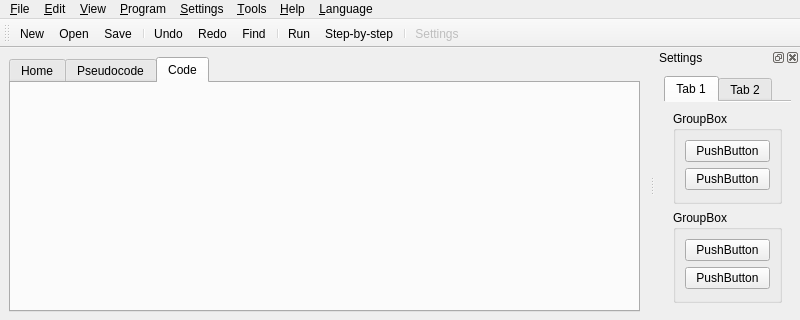
First picture: the form in src/forms/ui_mainwindow.ui, repository TuringApp/Turing, before the edit; both pictures show x 0 to 800 and y 0 to 320 of the 800 by 600 pixel window.
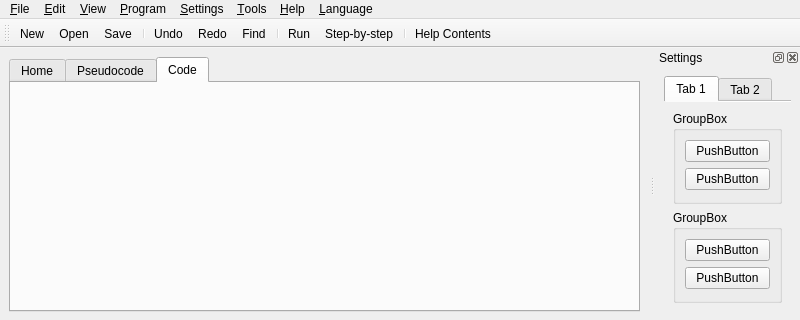
Second picture: the form after the edit. Icons and pictures are not drawn.

Commit message: fix ui help and main

Patch:
```diff
--- a/src/forms/ui_mainwindow.ui
+++ b/src/forms/ui_mainwindow.ui
@@ -212,7 +212,7 @@
     <enum>TopToolBarArea</enum>
    </attribute>
    <attribute name="toolBarBreak">
-    <bool>false</bool>
+    <bool>true</bool>
    </attribute>
    <addaction name="actionNew"/>
    <addaction name="actionOpen"/>
@@ -225,7 +225,7 @@
    <addaction name="actionRun"/>
    <addaction name="actionStep"/>
    <addaction name="separator"/>
-   <addaction name="actionSettings"/>
+   <addaction name="actionHelpContents"/>
   </widget>
   <widget class="QDockWidget" name="dock_settings">
    <property name="accessibleName">
@@ -634,7 +634,7 @@
     <bool>false</bool>
    </property>
    <property name="enabled">
-    <bool>false</bool>
+    <bool>true</bool>
    </property>
    <property name="icon">
     <iconset resource="../turing.qrc">
```
Left out of the diff: 7 changed lines with no effect on the pictures. The commit also changes 6 other files.
